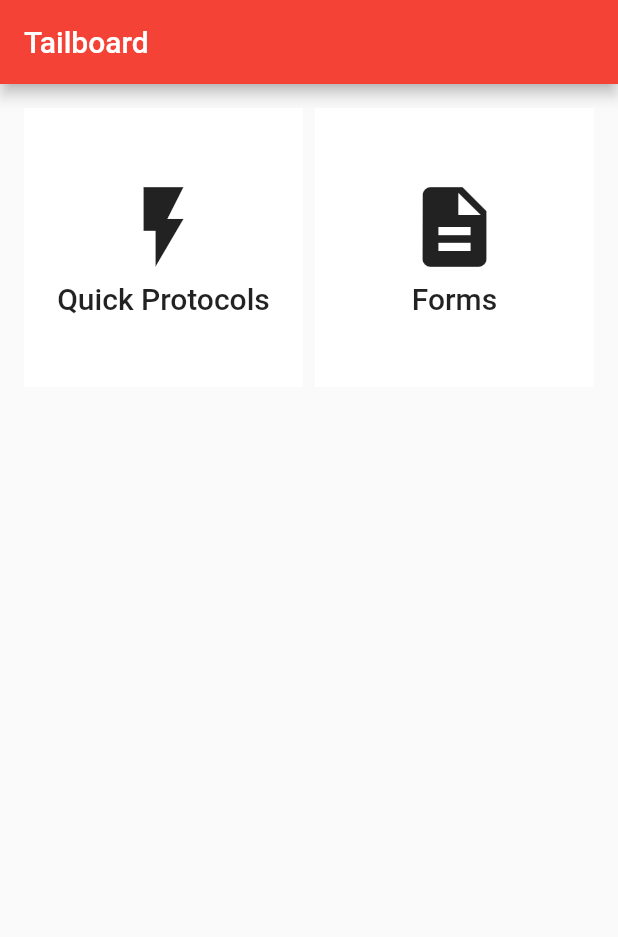
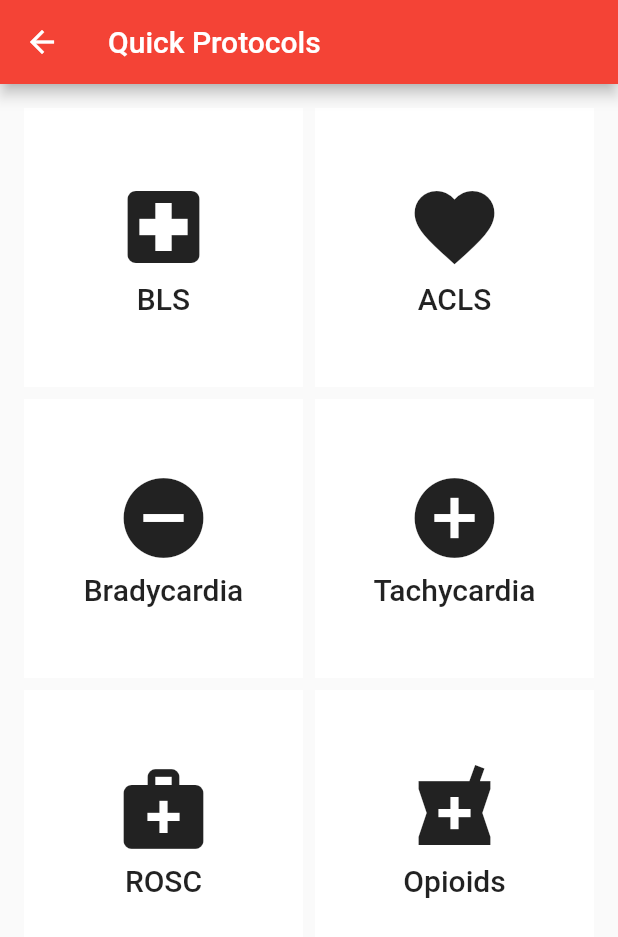
Before and after one commit to ethanharstad/tailboard-app, a Flutter app: the screen it shows after launch, after a tap on "Quick Protocols", on a phone screen of 412 x 824 dp. Shown: the top 937 px of the screen. Run offline on Flutter 3.47's test engine with Material 2 defaults, Android fonts, the phone set to English and light mode, and no system bars.

Commit message:
Add placeholder protocols and home screen activities

```diff
--- a/lib/screens/home_screen.dart
+++ b/lib/screens/home_screen.dart
@@ -1,4 +1,5 @@
 import 'package:flutter/material.dart';
+import 'package:tailboard_app/screens/quick_protocols_screen.dart';
 import 'package:tailboard_app/widgets/app_scaffold.dart';
 import 'package:tailboard_app/widgets/launcher_tile.dart';
 
@@ -23,8 +24,23 @@
         crossAxisCount: 2,
         children: <Widget>[
           LauncherTile(
-            icon: Icons.flash_on,
+            icon: Icons.bolt,
             title: 'Quick Protocols',
+            onTap: () {
+              Navigator.of(context)
+                  .push(MaterialPageRoute(builder: (BuildContext context) {
+                return const QuickProtocolsScreen();
+              }));
+            },
+          ),
+          LauncherTile(
+            icon: Icons.assignment,
+            title: 'Tasks',
+            onTap: () {},
+          ),
+          LauncherTile(
+            icon: Icons.calendar_today,
+            title: 'Calendar',
             onTap: () {},
           ),
           LauncherTile(
--- a/lib/screens/quick_protocols_screen.dart
+++ b/lib/screens/quick_protocols_screen.dart
@@ -18,13 +18,33 @@
         crossAxisCount: 2,
         children: <Widget>[
           LauncherTile(
-            icon: Icons.add,
+            icon: Icons.local_hospital,
             title: 'BLS',
             onTap: () {},
           ),
           LauncherTile(
-            icon: Icons.add_box,
+            icon: Icons.favorite,
             title: 'ACLS',
+            onTap: () {},
+          ),
+          LauncherTile(
+            icon: Icons.remove_circle,
+            title: 'Bradycardia',
+            onTap: () {},
+          ),
+          LauncherTile(
+            icon: Icons.add_circle,
+            title: 'Tachycardia',
+            onTap: () {},
+          ),
+          LauncherTile(
+            icon: Icons.medical_services,
+            title: 'ROSC',
+            onTap: () {},
+          ),
+          LauncherTile(
+            icon: Icons.local_pharmacy,
+            title: 'Opioids',
             onTap: () {},
           ),
         ],
```
